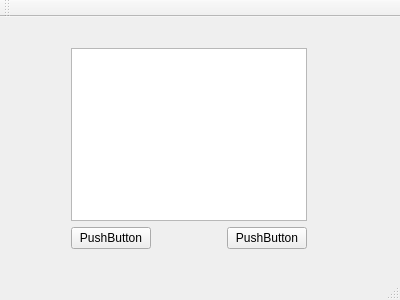
This is listview/mainwindow.ui in jinhang87/qtutil as Qt 5 draws it before an edit. The edited form follows.
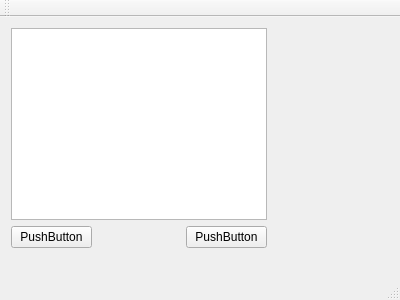
This is the edited form. Custom widgets are drawn as their Qt base class.

Patch:
```diff
--- a/listview/mainwindow.ui
+++ b/listview/mainwindow.ui
@@ -10,19 +10,18 @@
     <height>300</height>
    </rect>
   </property>
+  <property name="sizePolicy">
+   <sizepolicy hsizetype="Expanding" vsizetype="Expanding">
+    <horstretch>0</horstretch>
+    <verstretch>0</verstretch>
+   </sizepolicy>
+  </property>
   <property name="windowTitle">
    <string>MainWindow</string>
   </property>
   <widget class="QWidget" name="centralWidget">
-   <widget class="QWidget" name="">
-    <property name="geometry">
-     <rect>
-      <x>60</x>
-      <y>20</y>
-      <width>258</width>
-      <height>223</height>
-     </rect>
-    </property>
+   <layout class="QFormLayout" name="formLayout">
+    <item row="0" column="0">
     <layout class="QGridLayout" name="gridLayout">
      <item row="0" column="0" rowspan="2" colspan="3">
       <widget class="ListView" name="listView"/>
@@ -42,7 +41,8 @@
       </widget>
      </item>
     </layout>
-   </widget>
+    </item>
+   </layout>
   </widget>
   <widget class="QMenuBar" name="menuBar">
    <property name="geometry">
```
Lines whose indentation alone changed are shown as unchanged.
